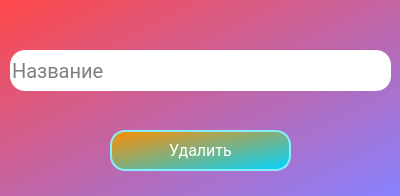
Before: the Qt Designer form delete_dialog.ui in Surrender2k/PyQt6_kinopoisk, drawn with Qt 5.
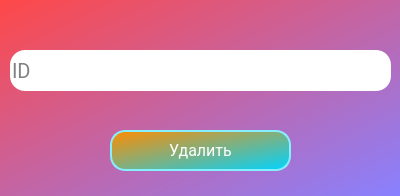
After: the same form once the commit is applied.

Patch:
```diff
--- a/delete_dialog.ui
+++ b/delete_dialog.ui
@@ -84,7 +84,7 @@
      </font>
     </property>
     <property name="placeholderText">
-     <string>Название</string>
+     <string>ID</string>
     </property>
    </widget>
    <widget class="QPushButton" name="deleteButton">
```
